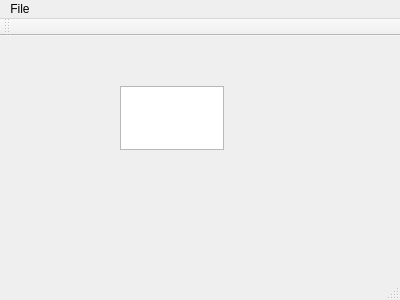
The window that mainwindow.ui (achupetlovski/RaW) describes before a commit, drawn with Qt 5.
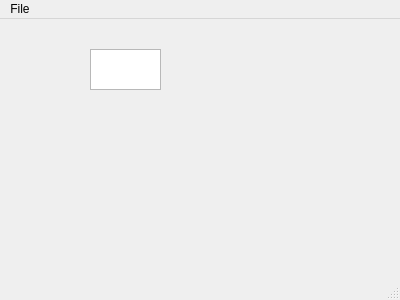
The same window after the commit.

The edit to the form file:
```diff
--- a/mainwindow.ui
+++ b/mainwindow.ui
@@ -17,10 +17,10 @@
    <widget class="QTextEdit" name="mTextEdit">
     <property name="geometry">
      <rect>
-      <x>120</x>
-      <y>50</y>
-      <width>104</width>
-      <height>64</height>
+      <x>90</x>
+      <y>30</y>
+      <width>71</width>
+      <height>41</height>
      </rect>
     </property>
    </widget>
@@ -43,14 +43,6 @@
    </widget>
    <addaction name="menuOpen"/>
   </widget>
-  <widget class="QToolBar" name="mainToolBar">
-   <attribute name="toolBarArea">
-    <enum>TopToolBarArea</enum>
-   </attribute>
-   <attribute name="toolBarBreak">
-    <bool>false</bool>
-   </attribute>
-  </widget>
   <widget class="QStatusBar" name="statusBar"/>
   <action name="actionOpen">
    <property name="text">
```
Left out of the diff: 6 changed lines with no effect on the pictures.
